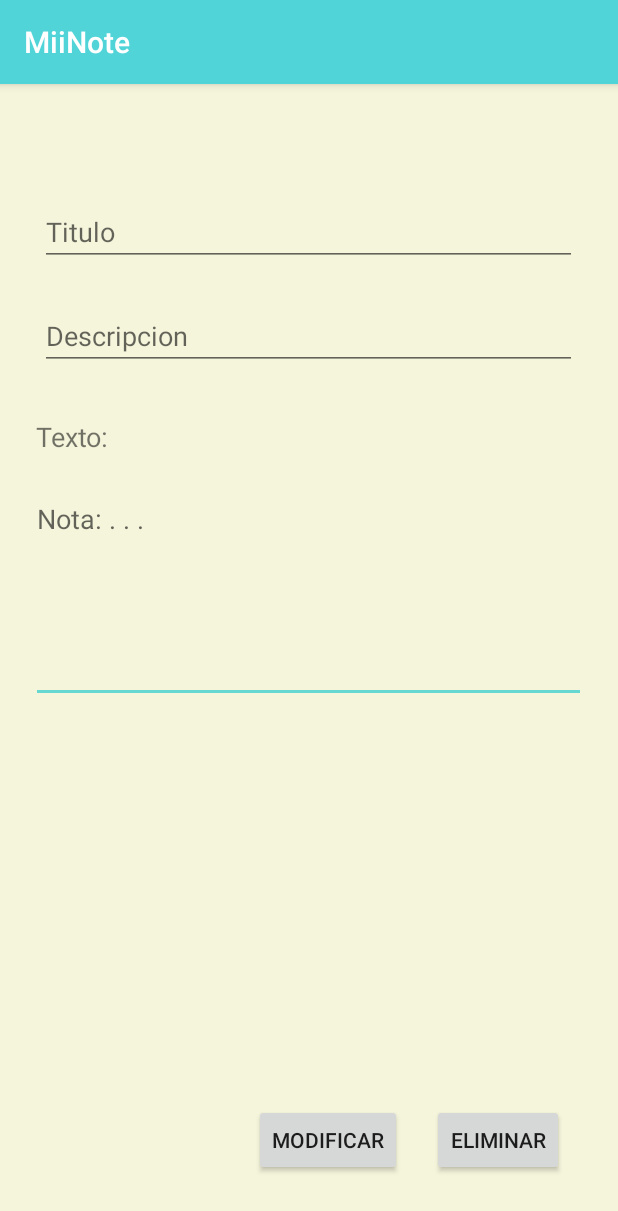
After one commit to Christianbeny/MiiNote, an Android app: the DetalleItem screen opened directly, with no data from a screen before it, on a phone screen of 412 x 824 dp. The commit adds this screen. Shown: the top 1211 px of the screen. Run offline under Robolectric (Android 15) with nearby library versions, the phone set to English and light mode, and no system bars; 6 statements that could not run were skipped.

Commit message:
Agregado de Clase Detalle con boton Modificar y Eliminar

```diff
--- a/app/src/main/AndroidManifest.xml
+++ b/app/src/main/AndroidManifest.xml
@@ -9,7 +9,8 @@
         android:roundIcon="@mipmap/ic_launcher_round"
         android:supportsRtl="true"
         android:theme="@style/AppTheme">
-        <activity android:name=".LlenadoNota"></activity>
+        <activity android:name=".DetalleItem"></activity>
+        <activity android:name=".LlenadoNota" />
         <activity
             android:name=".MainActivity"
             android:label="@string/app_name"
--- /dev/null
+++ b/app/src/main/java/com/example/miinote/DetalleItem.java
@@ -0,0 +1,117 @@
+package com.example.miinote;
+
+import androidx.appcompat.app.AppCompatActivity;
+
+import android.content.ContentValues;
+import android.content.Intent;
+import android.database.sqlite.SQLiteDatabase;
+import android.os.Bundle;
+import android.view.View;
+import android.widget.EditText;
+import android.widget.TextView;
+import android.widget.Toast;
+
+import com.example.miinote.Modelo.Item;
+import com.example.miinote.Modelo.Notas;
+
+import org.w3c.dom.Text;
+
+import java.text.SimpleDateFormat;
+import java.util.Date;
+import java.util.Locale;
+
+public class DetalleItem extends AppCompatActivity {
+
+    private TextView tvTitulo;
+    private TextView tvDescrip;
+    private TextView tvNota;
+    private TextView tvFecha;
+    private Item detalleItem;
+    private EditText titulo;
+    private EditText descripcion;
+    private EditText nota;
+    int id, resultado;
+
+    @Override
+    protected void onCreate(Bundle savedInstanceState) {
+        super.onCreate(savedInstanceState);
+        setContentView(R.layout.activity_detalle_item);
+
+
+        titulo = (EditText)findViewById(R.id.txtTitulo);
+        descripcion = (EditText)findViewById(R.id.txtDescripcion);
+        nota = (EditText)findViewById(R.id.txtNota);
+
+        initViews();
+        initValues();
+    }
+
+    private void initViews() {
+        tvTitulo = findViewById(R.id.txtTitulo);
+        tvDescrip = findViewById(R.id.txtDescripcion);
+        tvNota = findViewById(R.id.txtNota);
+        tvFecha = findViewById(R.id.txtFecha);
+    }
+
+    private void initValues() {
+        detalleItem = (Item) getIntent().getExtras().getSerializable("detalleItem");
+        id=detalleItem.getId();
+        tvTitulo.setText(detalleItem.getTitulo());
+        tvDescrip.setText(detalleItem.getDescrip());
+        tvNota.setText(detalleItem.getNota());
+        tvFecha.setText(detalleItem.getFecha());
+    }
+
+    public void Actualizar(View view)
+    {
+        BaseDeDatos admin =new BaseDeDatos(this,"MiiNota",null,1);
+        SQLiteDatabase bd= admin.getWritableDatabase();
+        String titu=titulo.getText().toString();
+        String desc=descripcion.getText().toString();
+        String not=nota.getText().toString();
+        if(!titu.isEmpty()&&!desc.isEmpty()&&!not.isEmpty())
+        {
+            Notas nota=new Notas();
+            nota.titulo=titu;
+            nota.descripcion=desc;
+            nota.nota=not;
+            nota.fecha=getDate();
+            ContentValues registro = new ContentValues();
+            registro.put("titulo",nota.titulo);
+            registro.put("descripcion",nota.descripcion);
+            registro.put("nota",nota.nota);
+            registro.put("fecha",nota.fecha);
+            bd.update("notas",registro,"Idnota="+id,null);
+            bd.close();
+            Toast.makeText(this, "MiiNota Acualizada", Toast.LENGTH_SHORT).show();
+            Intent intent = new Intent(getBaseContext(),MainActivity.class);
+            startActivity(intent);
+            finish();
+        }
+        else
+        {
+            Toast.makeText(this, "Algun Campo Esta Vacio", Toast.LENGTH_SHORT).show();
+        }
+    }
+
+    public void Eliminar(View view)
+    {
+        BaseDeDatos admin =new BaseDeDatos(this,"MiiNota",null,1);
+        SQLiteDatabase bd= admin.getWritableDatabase();
+        resultado = bd.delete("notas","Idnota="+id,null);
+        bd.close();
+        if (resultado>0){
+            Toast.makeText(this, "MiiNota Eliminada", Toast.LENGTH_SHORT).show();
+            Intent intent = new Intent(getBaseContext(),MainActivity.class);
+            startActivity(intent);
+        }else{
+            Toast.makeText(this, "MiiNota No Eliminada", Toast.LENGTH_SHORT).show();
+        }
+    }
+
+    private String getDate() {
+        SimpleDateFormat dateFormat = new SimpleDateFormat("dd/MM/yyyy", Locale.getDefault());
+        Date date = new Date();
+        return dateFormat.format(date);
+    }
+}
--- a/app/src/main/java/com/example/miinote/MainActivity.java
+++ b/app/src/main/java/com/example/miinote/MainActivity.java
@@ -74,7 +74,7 @@ public class MainActivity extends AppCompatActivity {
         if(lista.size()==0)
         {
             ArrayList<Item> listavacia=new ArrayList<>();
-            listavacia.add(new Item("No Hay MiiNotas","",""));
+            listavacia.add(new Item(1,"No Hay MiiNotas","","",""));
             adaptador = new Adaptador(this,listavacia);
             recyclerView.setAdapter(adaptador);
         }
--- a/app/src/main/java/com/example/miinote/Modelo/Notas.java
+++ b/app/src/main/java/com/example/miinote/Modelo/Notas.java
@@ -1,6 +1,8 @@
 package com.example.miinote.Modelo;
 
-public class Notas {
+import java.io.Serializable;
+
+public class Notas implements Serializable {
     public int id;
     public String titulo;
     public String descripcion;
--- /dev/null
+++ b/app/src/main/res/layout/activity_detalle_item.xml
@@ -0,0 +1,97 @@
+<?xml version="1.0" encoding="utf-8"?>
+<androidx.constraintlayout.widget.ConstraintLayout xmlns:android="http://schemas.android.com/apk/res/android"
+    xmlns:app="http://schemas.android.com/apk/res-auto"
+    xmlns:tools="http://schemas.android.com/tools"
+    android:layout_width="match_parent"
+    android:layout_height="match_parent"
+    android:background="#f5f5dc"
+    tools:context=".DetalleItem">
+
+    <EditText
+        android:id="@+id/txtNota"
+        android:layout_width="370dp"
+        android:layout_height="145dp"
+        android:layout_marginTop="20dp"
+        android:ems="10"
+        android:gravity="start|top"
+        android:hint="Nota: . . ."
+        android:inputType="textMultiLine"
+        app:layout_constraintEnd_toEndOf="parent"
+        app:layout_constraintHorizontal_bias="0.487"
+        app:layout_constraintStart_toStartOf="parent"
+        app:layout_constraintTop_toBottomOf="@+id/textView6" />
+
+    <EditText
+        android:id="@+id/txtTitulo"
+        android:layout_width="358dp"
+        android:layout_height="wrap_content"
+        android:layout_marginTop="76dp"
+        android:ems="10"
+        android:hint="Titulo"
+        android:inputType="textPersonName"
+        android:textSize="18sp"
+        app:layout_constraintEnd_toEndOf="parent"
+        app:layout_constraintHorizontal_bias="0.49"
+        app:layout_constraintStart_toStartOf="parent"
+        app:layout_constraintTop_toTopOf="parent" />
+
+    <EditText
+        android:id="@+id/txtDescripcion"
+        android:layout_width="358dp"
+        android:layout_height="wrap_content"
+        android:layout_marginTop="24dp"
+        android:ems="10"
+        android:hint="Descripcion"
+        android:inputType="textPersonName"
+        app:layout_constraintEnd_toEndOf="parent"
+        app:layout_constraintHorizontal_bias="0.49"
+        app:layout_constraintStart_toStartOf="parent"
+        app:layout_constraintTop_toBottomOf="@+id/txtTitulo" />
+
+    <TextView
+        android:id="@+id/textView6"
+        android:layout_width="wrap_content"
+        android:layout_height="wrap_content"
+        android:layout_marginStart="24dp"
+        android:layout_marginLeft="24dp"
+        android:layout_marginTop="32dp"
+        android:text="Texto:"
+        android:textSize="18sp"
+        app:layout_constraintStart_toStartOf="parent"
+        app:layout_constraintTop_toBottomOf="@+id/txtDescripcion" />
+
+    <TextView
+        android:id="@+id/txtFecha"
+        android:layout_width="wrap_content"
+        android:layout_height="wrap_content"
+        android:layout_marginTop="32dp"
+        android:layout_marginEnd="36dp"
+        android:layout_marginRight="36dp"
+        app:layout_constraintEnd_toEndOf="parent"
+        app:layout_constraintTop_toTopOf="parent" />
+
+    <Button
+        android:id="@+id/btnModificar"
+        android:layout_width="wrap_content"
+        android:layout_height="wrap_content"
+        android:layout_marginEnd="20dp"
+        android:layout_marginRight="20dp"
+        android:layout_marginBottom="40dp"
+        android:onClick="Actualizar"
+        android:text="Modificar"
+        app:layout_constraintBottom_toBottomOf="parent"
+        app:layout_constraintEnd_toStartOf="@+id/btnEliminar" />
+
+    <Button
+        android:id="@+id/btnEliminar"
+        android:layout_width="wrap_content"
+        android:layout_height="wrap_content"
+        android:layout_marginEnd="36dp"
+        android:layout_marginRight="36dp"
+        android:layout_marginBottom="40dp"
+        android:onClick="Eliminar"
+        android:text="Eliminar"
+        app:layout_constraintBottom_toBottomOf="parent"
+        app:layout_constraintEnd_toEndOf="parent" />
+
+</androidx.constraintlayout.widget.ConstraintLayout>
```
Also changed, not shown: app/src/main/java/com/example/miinote/Adaptador/Adaptador.java (+13 -2 lines), app/src/main/java/com/example/miinote/BaseDeDatos.java (+1 -15 lines), app/src/main/java/com/example/miinote/Modelo/Item.java (+15 -2 lines).
